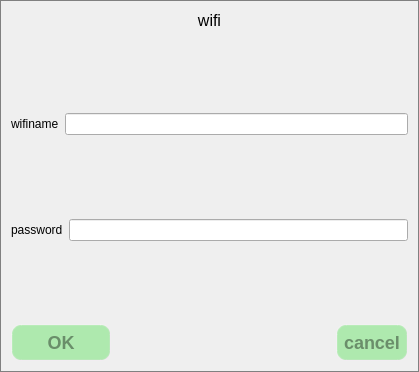
This is qt/t507/wificondialog.ui in jizizihe/baijie_demo as Qt 5 draws it before an edit. The edited form follows.
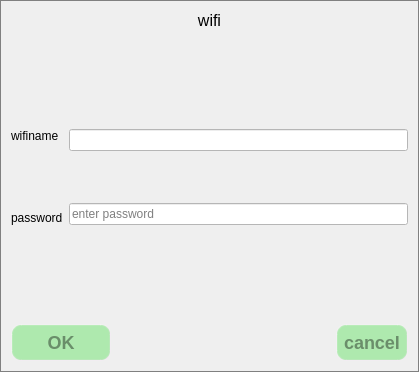
This is the edited form. Icons and pictures are not drawn.

```diff
--- a/qt/t507/wificondialog.ui
+++ b/qt/t507/wificondialog.ui
@@ -91,6 +91,8 @@
    <item row="2" column="0" colspan="2">
     <layout class="QHBoxLayout" name="horizontalLayout_2">
      <item>
+      <layout class="QVBoxLayout" name="verticalLayout_2">
+       <item>
       <widget class="QLabel" name="label_2">
        <property name="text">
         <string>wifiname</string>
@@ -98,15 +100,40 @@
       </widget>
      </item>
      <item>
+        <spacer name="verticalSpacer_4">
+         <property name="orientation">
+          <enum>Qt::Vertical</enum>
+         </property>
+         <property name="sizeHint" stdset="0">
+          <size>
+           <width>17</width>
+           <height>43</height>
+          </size>
+         </property>
+        </spacer>
+       </item>
+       <item>
+        <widget class="QLabel" name="label_3">
+         <property name="text">
+          <string>password</string>
+         </property>
+        </widget>
+       </item>
+      </layout>
+     </item>
+     <item>
+      <layout class="QVBoxLayout" name="verticalLayout">
+       <item>
       <widget class="QLineEdit" name="NamelineEdit">
+         <property name="styleSheet">
+          <string notr="true">background-color: rgb(255, 255, 255);</string>
+         </property>
        <property name="readOnly">
         <bool>true</bool>
        </property>
       </widget>
      </item>
-    </layout>
-   </item>
-   <item row="3" column="0">
+       <item>
     <spacer name="verticalSpacer_3">
      <property name="orientation">
       <enum>Qt::Vertical</enum>
@@ -119,21 +146,24 @@
      </property>
     </spacer>
    </item>
-   <item row="4" column="0" colspan="2">
-    <layout class="QHBoxLayout" name="horizontalLayout_3">
      <item>
-      <widget class="QLabel" name="label_3">
+        <widget class="QLineEdit" name="PasswdlineEdit">
+         <property name="styleSheet">
+          <string notr="true">background-color: rgb(255, 255, 255);</string>
+         </property>
        <property name="text">
-        <string>password</string>
+          <string/>
+         </property>
+         <property name="placeholderText">
+          <string>enter password</string>
        </property>
       </widget>
      </item>
-     <item>
-      <widget class="QLineEdit" name="PasswdlineEdit"/>
+      </layout>
      </item>
     </layout>
    </item>
-   <item row="5" column="1">
+   <item row="3" column="1">
     <spacer name="verticalSpacer_2">
      <property name="orientation">
       <enum>Qt::Vertical</enum>
```
Left out of the diff: 2 changed lines with no effect on the pictures. Lines whose indentation alone changed are shown as unchanged.
